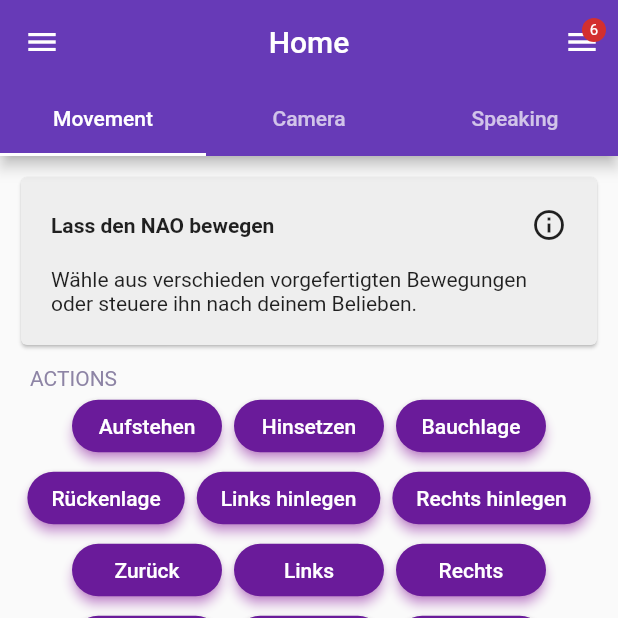
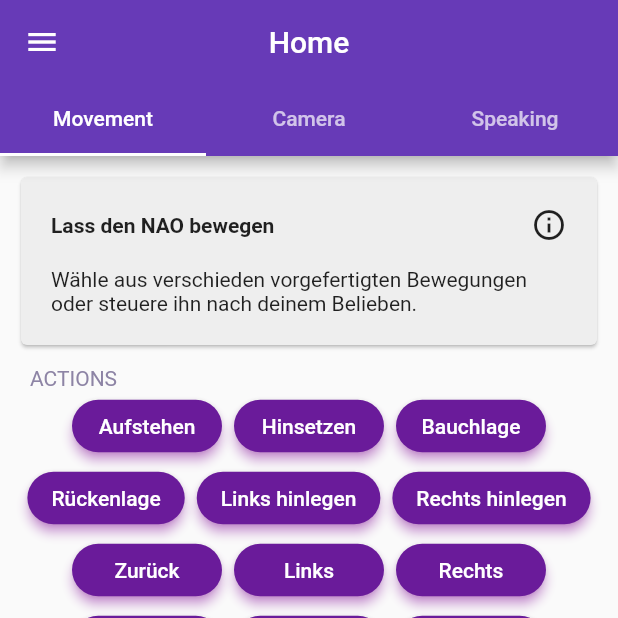
Before and after one commit to sbaer2306/NAO-APP, a Flutter app: the screen it shows after launch, on a phone screen of 412 x 824 dp, the top half of it. Run offline on Flutter 3.47's test engine with Material 2 defaults, Android fonts, the phone set to English and light mode, and no system bars; our stand-ins replace loading_animation_widget; missing offline and left inert: animated_check.

Commit message:
UI Fixes

```diff
--- a/lib/pages/home_view.dart
+++ b/lib/pages/home_view.dart
@@ -23,15 +23,6 @@ class _HomeViewState extends State<HomeView> {
         child: Scaffold(
             drawer: const NaoListDrawer(),
             appBar: AppBar(
-              actions: <Widget>[
-                IconButton(
-                  onPressed: _toggleNaoList,
-                  icon: const Badge(
-                    label: Text('6'),
-                    child: Icon(Icons.menu),
-                  ),
-                ),
-              ],
               title: const Text("Home"),
               centerTitle: true,
               bottom: const TabBar(tabs: [
```
